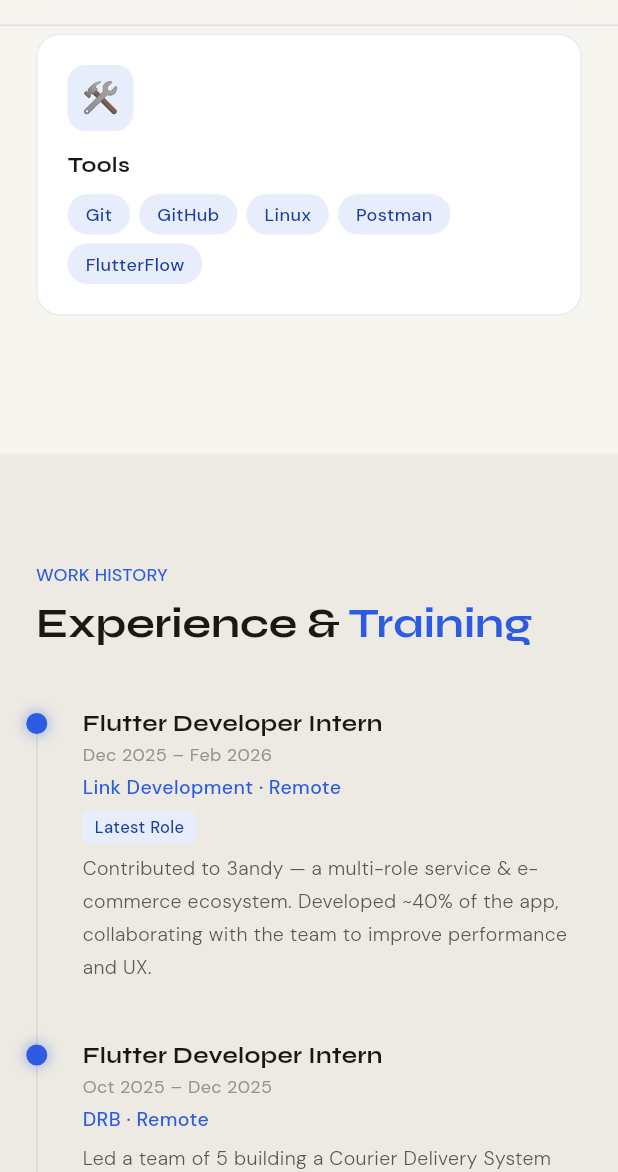
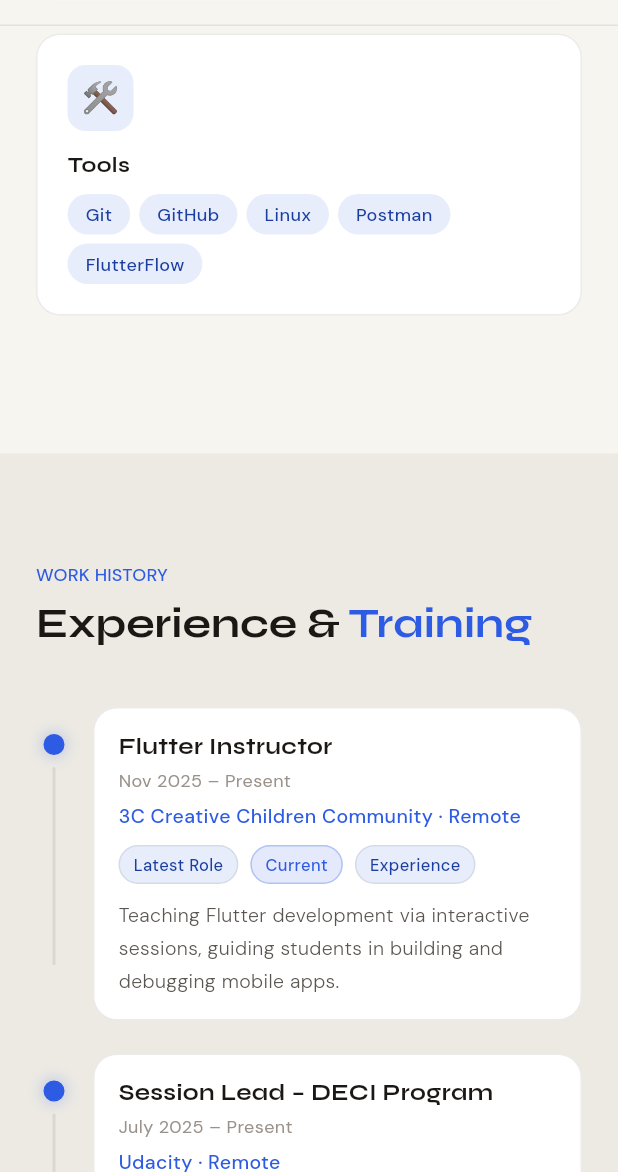
Before and after one commit to nourhan312/my-portfolio, a Flutter app: the screen it shows after launch, scrolled down 2304 dp, on a phone screen of 412 x 824 dp, the part 64-1236 px from its top. Run offline on Flutter 3.47's test engine with Material 3 defaults, Android fonts, the phone set to English and light mode, and no system bars; our stand-ins replace flutter_bloc, get_it, google_fonts, visibility_detector; network calls fail.

Commit message:
feat: add new experiences to portfolio and improve experience sorting in timeline

```diff
--- a/lib/features/portfolio/data/datasources/portfolio_local_datasource.dart
+++ b/lib/features/portfolio/data/datasources/portfolio_local_datasource.dart
@@ -87,6 +87,22 @@ class PortfolioLocalDataSource {
       ],
       experiences: [
         Experience(
+          role: 'Flutter Instructor',
+          company: '3C Creative Children Community · Remote',
+          period: 'Nov 2025 – Present',
+          description:
+              'Teaching Flutter development via interactive sessions, guiding students in building and debugging mobile apps.',
+          isPrimary: true,
+        ),
+        Experience(
+          role: 'Session Lead – DECI Program',
+          company: 'Udacity · Remote',
+          period: 'July 2025 – Present',
+          description:
+              'Led weekly sessions for the Programming Fundamentals Nanodegree. Supported 91.7% of students to graduate with a feedback score of 9.4/10.',
+          isPrimary: true,
+        ),
+        Experience(
           role: 'Flutter Developer Intern',
           company: 'Link Development · Remote',
           period: 'Dec 2025 – Feb 2026',
@@ -101,22 +117,6 @@ class PortfolioLocalDataSource {
           description:
               'Led a team of 5 building a Courier Delivery System using Flutter in 1 month, accelerating the development lifecycle by 75%.',
           isPrimary: true,
-        ),
-        Experience(
-          role: 'Session Lead – DECI Program',
-          company: 'Udacity · Remote',
-          period: 'July 2025 – Present',
-          description:
-              'Led weekly sessions for the Programming Fundamentals Nanodegree. Supported 91.7% of students to graduate with a feedback score of 9.4/10.',
-          isPrimary: true,
-        ),
-        Experience(
-          role: 'Flutter Instructor',
-          company: '3C Creative Children Community · Remote',
-          period: 'Nov 2025 – Present',
-          description:
-              'Teaching Flutter development via interactive sessions, guiding students in building and debugging mobile apps.',
-          isPrimary: false,
         ),
         Experience(
           role: 'Multiple Training Programs (ITIDA · DEPI · ITI)',
--- a/lib/features/portfolio/presentation/widgets/experience_section.dart
+++ b/lib/features/portfolio/presentation/widgets/experience_section.dart
@@ -51,24 +51,11 @@ class _Timeline extends StatelessWidget {
   @override
   Widget build(BuildContext context) {
     final colors = context.colors;
-    return Row(
-      crossAxisAlignment: CrossAxisAlignment.start,
-      children: [
-        // Vertical line column
-        Column(
-          children: [
-            const SizedBox(height: 6),
-            Container(
-              width: 1,
-              // Rough height: each item ~120px
-              height: experiences.length * 120.0,
-              color: colors.border,
-            ),
-          ],
-        ),
-        Expanded(
-          child: Column(
-            children: experiences.asMap().entries.map((entry) {
+    final sortedExperiences = experiences.toList()
+      ..sort((a, b) => _compareByPeriod(a.period, b.period));
+
+    return Column(
+      children: sortedExperiences.asMap().entries.map((entry) {
         return RevealOnScroll(
           key: ValueKey('exp-item-${entry.key}'),
           delay: Duration(milliseconds: entry.key * 90),
@@ -76,65 +63,168 @@ class _Timeline extends StatelessWidget {
           child: _TimelineItem(
             experience: entry.value,
             isFirst: entry.key == 0,
+            hasLine: entry.key != sortedExperiences.length - 1,
           ),
         );
       }).toList(),
-          ),
-        ),
-      ],
     );
+  }
+
+  static int _compareByPeriod(String a, String b) {
+    final aCurrent = _isCurrent(a);
+    final bCurrent = _isCurrent(b);
+    if (aCurrent != bCurrent) {
+      return aCurrent ? -1 : 1;
+    }
+
+    final endCompare = _endDate(b).compareTo(_endDate(a));
+    if (endCompare != 0) {
+      return endCompare;
+    }
+
+    return _startDate(b).compareTo(_startDate(a));
+  }
+
+  static bool _isCurrent(String period) =>
+      period.toLowerCase().contains('present');
+
+  static DateTime _startDate(String period) {
+    final parts = period.split('–');
+    final start = parts.isNotEmpty ? parts.first.trim() : period.trim();
+    return _parseMonthYear(start, endOfMonth: false);
+  }
+
+  static DateTime _endDate(String period) {
+    if (_isCurrent(period)) {
+      return DateTime(9999, 12, 31);
+    }
+
+    final parts = period.split('–');
+    final end = parts.length > 1 ? parts.last.trim() : parts.first.trim();
+    return _parseMonthYear(end, endOfMonth: true);
+  }
+
+  static DateTime _parseMonthYear(String value, {required bool endOfMonth}) {
+    final cleaned = value.trim();
+    if (cleaned.isEmpty) {
+      return DateTime(1970, 1, 1);
+    }
+
+    final tokens = cleaned.split(RegExp(r'\s+'));
+    if (tokens.length < 2) {
+      final year = int.tryParse(tokens.first) ?? 1970;
+      return DateTime(year, 1, 1);
+    }
+
+    final monthMap = <String, int>{
+      'jan': 1,
+      'january': 1,
+      'feb': 2,
+      'february': 2,
+      'mar': 3,
+      'march': 3,
+      'apr': 4,
+      'april': 4,
+      'may': 5,
+      'jun': 6,
+      'june': 6,
+      'jul': 7,
+      'july': 7,
+      'aug': 8,
+      'august': 8,
+      'sep': 9,
+      'september': 9,
+      'oct': 10,
+      'october': 10,
+      'nov': 11,
+      'november': 11,
+      'dec': 12,
+      'december': 12,
+    };
+
+    final month = monthMap[tokens.first.toLowerCase()] ?? 1;
+    final year = int.tryParse(tokens.last) ?? 1970;
+
+    if (!endOfMonth) {
+      return DateTime(year, month, 1);
+    }
+    return DateTime(year, month + 1, 0);
   }
 }
 
 class _TimelineItem extends StatelessWidget {
   final Experience experience;
   final bool isFirst;
+  final bool hasLine;
 
   const _TimelineItem({
     required this.experience,
     required this.isFirst,
+    required this.hasLine,
   });
 
   @override
   Widget build(BuildContext context) {
     final colors = context.colors;
     final isMobile = context.isMobile;
+    final isCurrent = experience.period.toLowerCase().contains('present');
+    final isTraining = experience.role.toLowerCase().contains('trainee') ||
+        experience.role.toLowerCase().contains('training');
 
     return Padding(
-      padding: const EdgeInsets.only(bottom: 36),
+      padding: const EdgeInsets.only(bottom: 22),
       child: Row(
         crossAxisAlignment: CrossAxisAlignment.start,
         children: [
-          // Dot — offset to sit on the timeline line
-          Transform.translate(
-            offset: Offset(
-              -(experience.isPrimary ? 7.5 : 5.0),
-              4,
-            ),
-            child: Container(
-              width: experience.isPrimary ? 14 : 10,
-              height: experience.isPrimary ? 14 : 10,
+          SizedBox(
+            width: 24,
+            child: Column(
+              children: [
+                const SizedBox(height: 18),
+                Container(
+                  width: experience.isPrimary ? 14 : 11,
+                  height: experience.isPrimary ? 14 : 11,
                   decoration: BoxDecoration(
                     shape: BoxShape.circle,
-                color: experience.isPrimary ? colors.accent : colors.bg2,
+                    color: experience.isPrimary ? colors.accent : colors.card,
                     border: Border.all(
-                  color: experience.isPrimary ? colors.accent : colors.border,
+                      color:
+                          experience.isPrimary ? colors.accent : colors.border,
                       width: 2,
                     ),
                     boxShadow: experience.isPrimary
                         ? [
                             BoxShadow(
-                          color: colors.accent.withOpacity(0.3),
-                          blurRadius: 6,
-                          spreadRadius: 2,
-                        )
+                              color: colors.accent.withValues(alpha: 0.26),
+                              blurRadius: 8,
+                              spreadRadius: 1,
+                            ),
                           ]
                         : null,
                   ),
                 ),
+                if (hasLine)
+                  Container(
+                    width: 2,
+                    height: 132,
+                    margin: const EdgeInsets.only(top: 8),
+                    decoration: BoxDecoration(
+                      borderRadius: BorderRadius.circular(99),
+                      color: colors.border,
                     ),
-          const SizedBox(width: 16),
+                  ),
+              ],
+            ),
+          ),
+          const SizedBox(width: 14),
           Expanded(
+            child: Container(
+              padding: const EdgeInsets.fromLTRB(16, 14, 16, 14),
+              decoration: BoxDecoration(
+                color: colors.card,
+                borderRadius: BorderRadius.circular(16),
+                border: Border.all(color: colors.border),
+              ),
               child: Column(
                 crossAxisAlignment: CrossAxisAlignment.start,
                 children: [
@@ -143,20 +233,20 @@ class _TimelineItem extends StatelessWidget {
                           crossAxisAlignment: CrossAxisAlignment.start,
                           children: [
                             _RoleText(experience: experience),
-                          const SizedBox(height: 2),
+                            const SizedBox(height: 4),
                             _DateText(period: experience.period),
                           ],
                         )
                       : Row(
                           mainAxisAlignment: MainAxisAlignment.spaceBetween,
+                          crossAxisAlignment: CrossAxisAlignment.start,
                           children: [
-                          Expanded(
-                            child: _RoleText(experience: experience),
-                          ),
+                            Expanded(child: _RoleText(experience: experience)),
+                            const SizedBox(width: 12),
                             _DateText(period: experience.period),
                           ],
                         ),
-                const SizedBox(height: 4),
+                  const SizedBox(height: 6),
                   Text(
                     experience.company,
                     style: GoogleFonts.dmSans(
@@ -165,28 +255,18 @@ class _TimelineItem extends StatelessWidget {
                       color: colors.accent,
                     ),
                   ),
-                if (isFirst) ...[
-                  const SizedBox(height: 6),
-                  Container(
-                    padding: const EdgeInsets.symmetric(
-                      horizontal: 8,
-                      vertical: 3,
+                  const SizedBox(height: 10),
+                  Wrap(
+                    spacing: 8,
+                    runSpacing: 8,
+                    children: [
+                      if (isFirst) const _MiniBadge(label: 'Latest Role'),
+                      if (isCurrent)
+                        const _MiniBadge(label: 'Current', highlighted: true),
+                      _MiniBadge(label: isTraining ? 'Training' : 'Experience'),
+                    ],
                   ),
-                    decoration: BoxDecoration(
-                      color: colors.tagBg,
-                      borderRadius: BorderRadius.circular(4),
-                    ),
-                    child: Text(
-                      'Latest Role',
-                      style: GoogleFonts.dmSans(
-                        fontSize: 11,
-                        fontWeight: FontWeight.w500,
-                        color: colors.tagText,
-                      ),
-                    ),
-                  ),
-                ],
-                const SizedBox(height: 6),
+                  const SizedBox(height: 10),
                   Text(
                     experience.description,
                     style: GoogleFonts.dmSans(
@@ -199,7 +279,41 @@ class _TimelineItem extends StatelessWidget {
                 ],
               ),
             ),
+          ),
         ],
+      ),
+    );
+  }
+}
+
+class _MiniBadge extends StatelessWidget {
+  final String label;
+  final bool highlighted;
+
+  const _MiniBadge({required this.label, this.highlighted = false});
+
+  @override
+  Widget build(BuildContext context) {
+    final colors = context.colors;
+    return Container(
+      padding: const EdgeInsets.symmetric(horizontal: 9, vertical: 4),
+      decoration: BoxDecoration(
+        color:
+            highlighted ? colors.accent.withValues(alpha: 0.13) : colors.tagBg,
+        borderRadius: BorderRadius.circular(999),
+        border: Border.all(
+          color: highlighted
+              ? colors.accent.withValues(alpha: 0.28)
+              : colors.border,
+        ),
+      ),
+      child: Text(
+        label,
+        style: GoogleFonts.dmSans(
+          fontSize: 11,
+          fontWeight: FontWeight.w500,
+          color: highlighted ? colors.accent : colors.tagText,
+        ),
       ),
     );
   }
```
Lines whose indentation alone changed are shown as unchanged.
